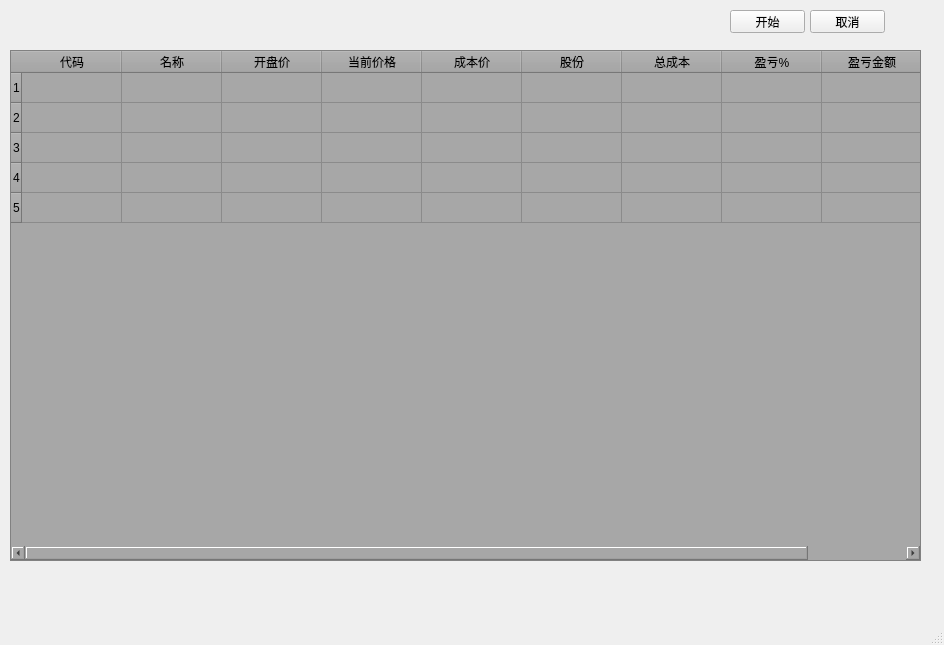
First picture: the form in src/qtTrain/stockframe.ui, repository qq17908/PyPandas, before the edit.
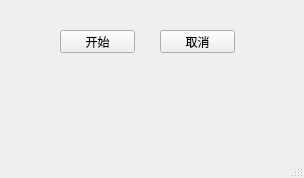
Second picture: the form after the edit.

```diff
--- a/src/qtTrain/stockframe.ui
+++ b/src/qtTrain/stockframe.ui
@@ -6,19 +6,22 @@
    <rect>
     <x>0</x>
     <y>0</y>
-    <width>944</width>
-    <height>645</height>
+    <width>304</width>
+    <height>178</height>
    </rect>
   </property>
   <property name="windowTitle">
    <string>MainWindow</string>
   </property>
+  <property name="autoFillBackground">
+   <bool>false</bool>
+  </property>
   <widget class="QWidget" name="centralwidget">
    <widget class="QPushButton" name="pushButton_OK">
     <property name="geometry">
      <rect>
-      <x>730</x>
-      <y>10</y>
+      <x>60</x>
+      <y>30</y>
       <width>75</width>
       <height>23</height>
      </rect>
@@ -30,8 +33,8 @@
    <widget class="QPushButton" name="pushButton_Cancel">
     <property name="geometry">
      <rect>
-      <x>810</x>
-      <y>10</y>
+      <x>160</x>
+      <y>30</y>
       <width>75</width>
       <height>23</height>
      </rect>
@@ -40,75 +43,6 @@
      <string>取消</string>
     </property>
    </widget>
-   <widget class="QTableWidget" name="tableWidget">
-    <property name="geometry">
-     <rect>
-      <x>10</x>
-      <y>50</y>
-      <width>911</width>
-      <height>511</height>
-     </rect>
-    </property>
-    <property name="styleSheet">
-     <string notr="true">background-color: rgb(167, 167, 167);</string>
-    </property>
-    <property name="rowCount">
-     <number>5</number>
-    </property>
-    <property name="columnCount">
-     <number>9</number>
-    </property>
-    <row/>
-    <row/>
-    <row/>
-    <row/>
-    <row/>
-    <column>
-     <property name="text">
-      <string>代码</string>
-     </property>
-    </column>
-    <column>
-     <property name="text">
-      <string>名称</string>
-     </property>
-    </column>
-    <column>
-     <property name="text">
-      <string>开盘价</string>
-     </property>
-    </column>
-    <column>
-     <property name="text">
-      <string>当前价格</string>
-     </property>
-    </column>
-    <column>
-     <property name="text">
-      <string>成本价</string>
-     </property>
-    </column>
-    <column>
-     <property name="text">
-      <string>股份</string>
-     </property>
-    </column>
-    <column>
-     <property name="text">
-      <string>总成本</string>
-     </property>
-    </column>
-    <column>
-     <property name="text">
-      <string>盈亏%</string>
-     </property>
-    </column>
-    <column>
-     <property name="text">
-      <string>盈亏金额</string>
-     </property>
-    </column>
-   </widget>
   </widget>
   <widget class="QMenuBar" name="menubar">
    <property name="geometry">
```
Left out of the diff: 20 changed lines with no effect on the pictures.
